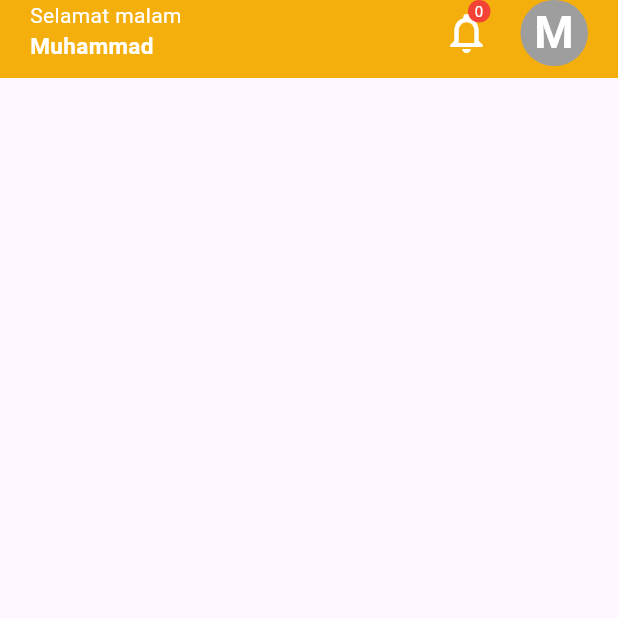
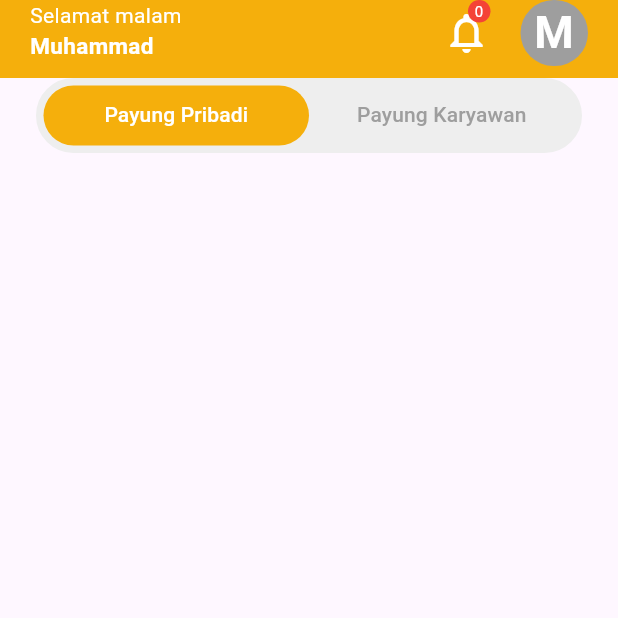
Before and after one commit to fauzipadlaw/payuung_clone, a Flutter app: the screen it shows after launch, on a phone screen of 412 x 824 dp, the top half of it. Run offline on Flutter 3.47's test engine with Material 3 defaults, Android fonts, the phone set to English and light mode, and no system bars.

Commit message:
add: home page tabbar

```diff
--- /dev/null
+++ b/lib/presentation/home/components/home_content.dart
@@ -0,0 +1,58 @@
+import 'package:flutter/material.dart';
+import 'package:payuung_clone/utils/colors.dart';
+
+class HomeContent extends StatefulWidget {
+  const HomeContent({super.key});
+
+  @override
+  State<HomeContent> createState() => _HomeContentState();
+}
+
+class _HomeContentState extends State<HomeContent>
+    with SingleTickerProviderStateMixin {
+  late TabController _tabController;
+  @override
+  void initState() {
+    _tabController = TabController(length: 2, vsync: this);
+
+    super.initState();
+  }
+
+  @override
+  Widget build(BuildContext context) {
+    return Column(
+      children: [
+        Container(
+          margin: const EdgeInsets.symmetric(horizontal: 24),
+          padding: const EdgeInsets.all(4),
+          height: 50,
+          decoration: BoxDecoration(
+              color: Colors.grey.shade200,
+              borderRadius: BorderRadius.circular(30),
+              border: Border.all(
+                color: Colors.grey.shade200,
+              )),
+          child: TabBar(
+            controller: _tabController,
+            indicator: BoxDecoration(
+              color: AppColors.yellow,
+              borderRadius: BorderRadius.circular(30),
+            ),
+            indicatorSize: TabBarIndicatorSize.tab,
+            labelColor: Colors.white,
+            unselectedLabelColor: Colors.grey,
+            dividerColor: Colors.transparent,
+            tabs: const [
+              Tab(
+                text: 'Payung Pribadi',
+              ),
+              Tab(
+                text: 'Payung Karyawan',
+              ),
+            ],
+          ),
+        ),
+      ],
+    );
+  }
+}
--- a/lib/presentation/home/home_page.dart
+++ b/lib/presentation/home/home_page.dart
@@ -1,5 +1,6 @@
 import 'package:flutter/material.dart';
 import 'package:payuung_clone/presentation/home/components/home_app_bar.dart';
+import 'package:payuung_clone/presentation/home/components/home_content.dart';
 
 class HomePage extends StatefulWidget {
   const HomePage({super.key});
@@ -11,10 +12,12 @@ class HomePage extends StatefulWidget {
 class _HomePageState extends State<HomePage> {
   @override
   Widget build(BuildContext context) {
-    return Scaffold(
-      appBar: const PreferredSize(
-          preferredSize: Size.fromHeight(52), child: HomeAppBar()),
-      body: Container(),
+    return const Scaffold(
+      appBar: PreferredSize(
+        preferredSize: Size.fromHeight(52),
+        child: HomeAppBar(),
+      ),
+      body: HomeContent(),
     );
   }
 }
```
